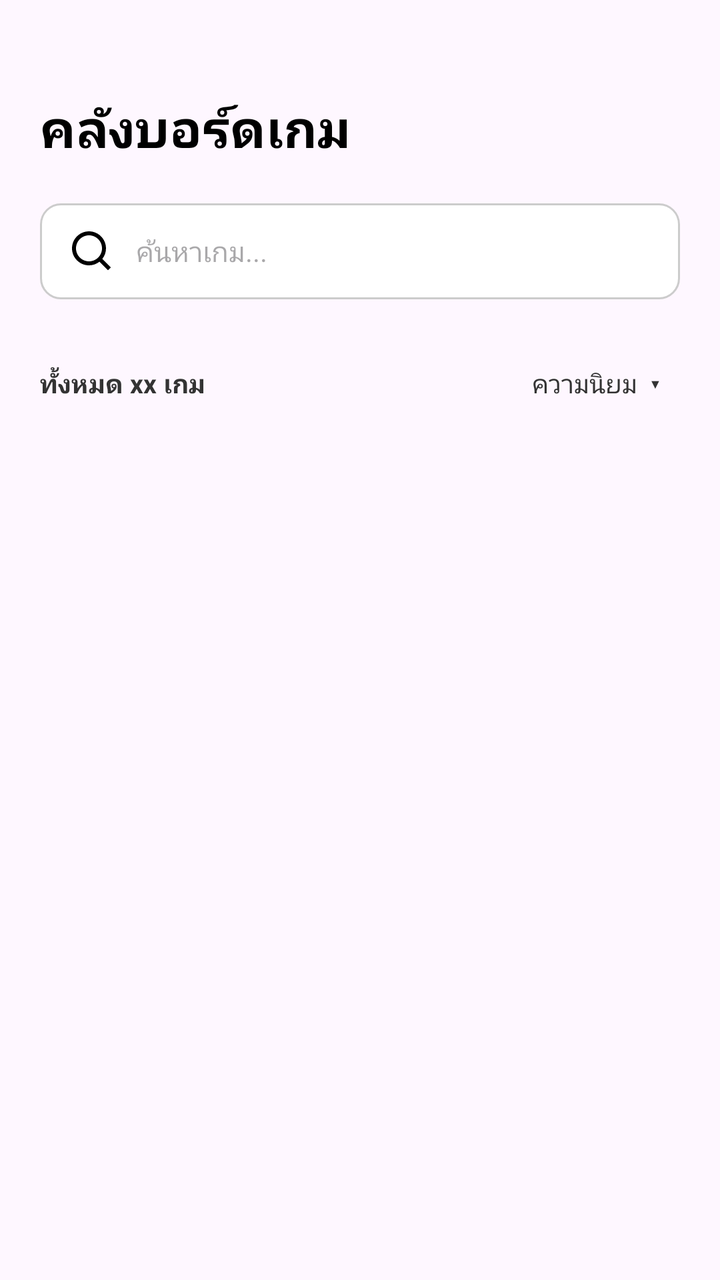
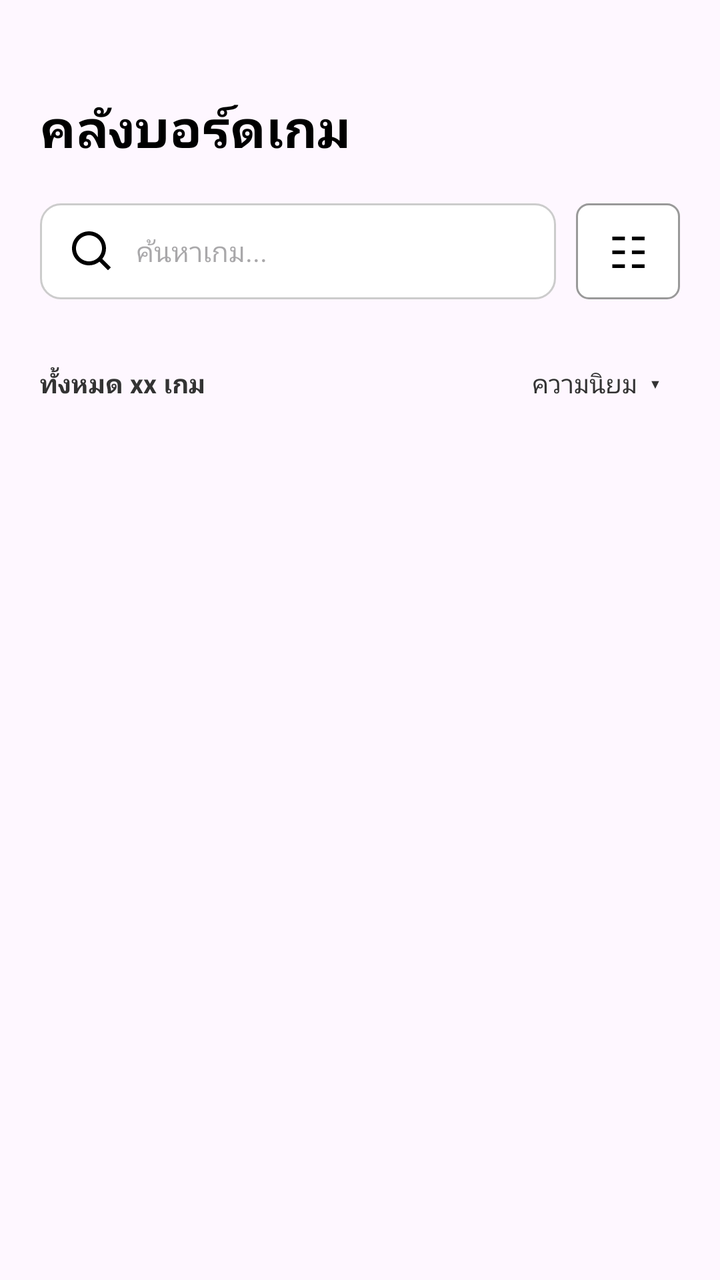

Screens rendered from an Android XML layout before and after an edit, with the pre-edit source and the edit as a unified diff.
<!-- AndroidManifest.xml: application theme Theme.ProjectDicePlanet -->
<!-- res/layout/fragment_boardgame.xml -->
<?xml version="1.0" encoding="utf-8"?>
<ScrollView
    xmlns:android="http://schemas.android.com/apk/res/android"
    android:layout_width="match_parent"
    android:layout_height="match_parent"
    android:fillViewport="true">

    <LinearLayout
        android:layout_width="match_parent"
        android:layout_height="wrap_content"
        android:orientation="vertical"
        android:paddingStart="20dp"
        android:paddingEnd="20dp"
        android:paddingTop="46dp"
        android:paddingBottom="20dp">

        
        <TextView
            android:id="@+id/tvBoardgameTitle"
            android:layout_width="wrap_content"
            android:layout_height="wrap_content"
            android:text="คลังบอร์ดเกม"
            android:textSize="26sp"
            android:textStyle="bold"
            android:textColor="@android:color/black" />

        
        <Space
            android:layout_width="match_parent"
            android:layout_height="20dp" />

        
        <LinearLayout
            android:id="@+id/searchContainer"
            android:layout_width="match_parent"
            android:layout_height="48dp"
            android:orientation="horizontal"
            android:gravity="center_vertical"
            android:background="@drawable/bg_search_bar"
            android:paddingStart="14dp"
            android:paddingEnd="14dp">

            <ImageView
                android:id="@+id/imgSearch"
                android:layout_width="24dp"
                android:layout_height="24dp"
                android:src="@drawable/ic_search"
                android:contentDescription="ค้นหา" />

            <EditText
                android:id="@+id/etSearch"
                android:layout_width="0dp"
                android:layout_height="match_parent"
                android:layout_weight="1"
                android:layout_marginStart="10dp"
                android:background="@android:color/transparent"
                android:hint="ค้นหาเกม..."
                android:autofillHints="none"
                android:textSize="14sp"
                android:singleLine="true"
                android:inputType="text"
                android:padding="0dp" />

        </LinearLayout>

        
        <LinearLayout
            android:layout_width="match_parent"
            android:layout_height="48dp"
            android:layout_marginTop="18dp"
            android:gravity="center_vertical"
            android:orientation="horizontal">

            
            <TextView
                android:id="@+id/tvGameCount"
                android:layout_width="0dp"
                android:layout_height="wrap_content"
                android:layout_weight="1"
                android:text="ทั้งหมด xx เกม"
                android:textColor="#333333"
                android:textSize="13sp"
                android:textStyle="bold" />

            
            <TextView
                android:id="@+id/tvSort"
                android:layout_width="wrap_content"
                android:layout_height="48dp"
                android:gravity="center"
                android:text="ความนิยม  ▾"
                android:textColor="#333333"
                android:textSize="13sp"
                android:paddingStart="10dp"
                android:paddingEnd="10dp"
                android:clickable="true"
                android:focusable="true" />

        </LinearLayout>

        
        <androidx.recyclerview.widget.RecyclerView
            android:id="@+id/recyclerBoardgame"
            android:layout_width="match_parent"
            android:layout_height="wrap_content"
            android:layout_marginTop="12dp"
            android:nestedScrollingEnabled="false" />

    </LinearLayout>

</ScrollView>
<!-- resources referenced by this layout -->
<resources>
  <!-- drawable bg_search_bar (drawable) -->
  <?xml version="1.0" encoding="utf-8"?>
  <shape xmlns:android="http://schemas.android.com/apk/res/android"
      android:shape="rectangle">
  
      
      <solid android:color="@android:color/white" />
  
      
      <stroke
          android:width="1dp"
          android:color="#CCCCCC" />
  
      
      <corners android:radius="10dp" />
  
  </shape>
  <!-- drawable ic_search (drawable) -->
  <vector xmlns:android="http://schemas.android.com/apk/res/android"
      android:width="24dp"
      android:height="24dp"
      android:viewportWidth="24"
      android:viewportHeight="24">
    <path
        android:pathData="M10.5,19c1.98,0 3.81,-0.69 5.25,-1.83L20,21.42l1.41,-1.41 -4.25,-4.25a8.47,8.47 0,0 0,1.83 -5.25c0,-4.69 -3.81,-8.5 -8.5,-8.5S2,5.81 2,10.5 5.81,19 10.5,19m0,-15c3.58,0 6.5,2.92 6.5,6.5S14.08,17 10.5,17 4,14.08 4,10.5 6.92,4 10.5,4"
        android:fillColor="#000000"/>
  </vector>
  <style name="Theme.ProjectDicePlanet" parent="Base.Theme.ProjectDicePlanet" />
  <style name="Base.Theme.ProjectDicePlanet" parent="Theme.Material3.Light.NoActionBar">
  
          
  
      </style>
</resources>

<!-- the commit's change to res/layout/fragment_boardgame.xml (unified diff, before → after) -->
@@ -29,41 +29,82 @@
             android:layout_width="match_parent"
             android:layout_height="20dp" />
 
+
         
+        
+        
+
         <LinearLayout
-            android:id="@+id/searchContainer"
             android:layout_width="match_parent"
             android:layout_height="48dp"
-            android:orientation="horizontal"
             android:gravity="center_vertical"
-            android:background="@drawable/bg_search_bar"
-            android:paddingStart="14dp"
-            android:paddingEnd="14dp">
+            android:orientation="horizontal">
 
-            <ImageView
-                android:id="@+id/imgSearch"
-                android:layout_width="24dp"
-                android:layout_height="24dp"
-                android:src="@drawable/ic_search"
-                android:contentDescription="ค้นหา" />
+            
 
-            <EditText
-                android:id="@+id/etSearch"
+            <LinearLayout
+                android:id="@+id/searchContainer"
                 android:layout_width="0dp"
-                android:layout_height="match_parent"
+                android:layout_height="48dp"
                 android:layout_weight="1"
-                android:layout_marginStart="10dp"
-                android:background="@android:color/transparent"
-                android:hint="ค้นหาเกม..."
-                android:autofillHints="none"
-                android:textSize="14sp"
-                android:singleLine="true"
-                android:inputType="text"
-                android:padding="0dp" />
+                android:orientation="horizontal"
+                android:gravity="center_vertical"
+                android:background="@drawable/bg_search_bar"
+                android:paddingStart="14dp"
+                android:paddingEnd="14dp">
+
+                <ImageView
+                    android:id="@+id/imgSearch"
+                    android:layout_width="24dp"
+                    android:layout_height="24dp"
+                    android:src="@drawable/ic_search"
+                    android:contentDescription="ค้นหา" />
+
+                <EditText
+                    android:id="@+id/etSearch"
+                    android:layout_width="0dp"
+                    android:layout_height="match_parent"
+                    android:layout_weight="1"
+                    android:layout_marginStart="10dp"
+                    android:background="@android:color/transparent"
+                    android:hint="ค้นหาเกม..."
+                    android:autofillHints="none"
+                    android:textSize="14sp"
+                    android:singleLine="true"
+                    android:inputType="text"
+                    android:padding="0dp" />
+
+            </LinearLayout>
+
+
+            
+
+            <Space
+                android:layout_width="10dp"
+                android:layout_height="match_parent" />
+
+
+            
+
+            <TextView
+                android:id="@+id/tvCategoryFilter"
+                android:layout_width="52dp"
+                android:layout_height="48dp"
+                android:background="@drawable/bg_booking_filter"
+                android:gravity="center"
+                android:text="☷"
+                android:textColor="@android:color/black"
+                android:textSize="22sp"
+                android:clickable="true"
+                android:focusable="true" />
 
         </LinearLayout>
 
+
         
+        
+        
+
         <LinearLayout
             android:layout_width="match_parent"
             android:layout_height="48dp"
@@ -72,6 +113,7 @@
             android:orientation="horizontal">
 
             
+
             <TextView
                 android:id="@+id/tvGameCount"
                 android:layout_width="0dp"
@@ -83,6 +125,7 @@
                 android:textStyle="bold" />
 
             
+
             <TextView
                 android:id="@+id/tvSort"
                 android:layout_width="wrap_content"
@@ -98,7 +141,11 @@
 
         </LinearLayout>
 
+
         
+        
+        
+
         <androidx.recyclerview.widget.RecyclerView
             android:id="@+id/recyclerBoardgame"
             android:layout_width="match_parent"
<!-- resource entries referenced after the edit -->
@@ -1,5 +1,18 @@
 <!-- resources referenced by this layout -->
 <resources>
+  <!-- drawable bg_booking_filter (drawable) -->
+  <?xml version="1.0" encoding="utf-8"?>
+  <shape xmlns:android="http://schemas.android.com/apk/res/android">
+  
+      <solid android:color="@android:color/white" />
+  
+      <stroke
+          android:width="1dp"
+          android:color="#999999" />
+  
+      <corners android:radius="6dp" />
+  
+  </shape>
   <!-- drawable bg_search_bar (drawable) -->
   <?xml version="1.0" encoding="utf-8"?>
   <shape xmlns:android="http://schemas.android.com/apk/res/android"
